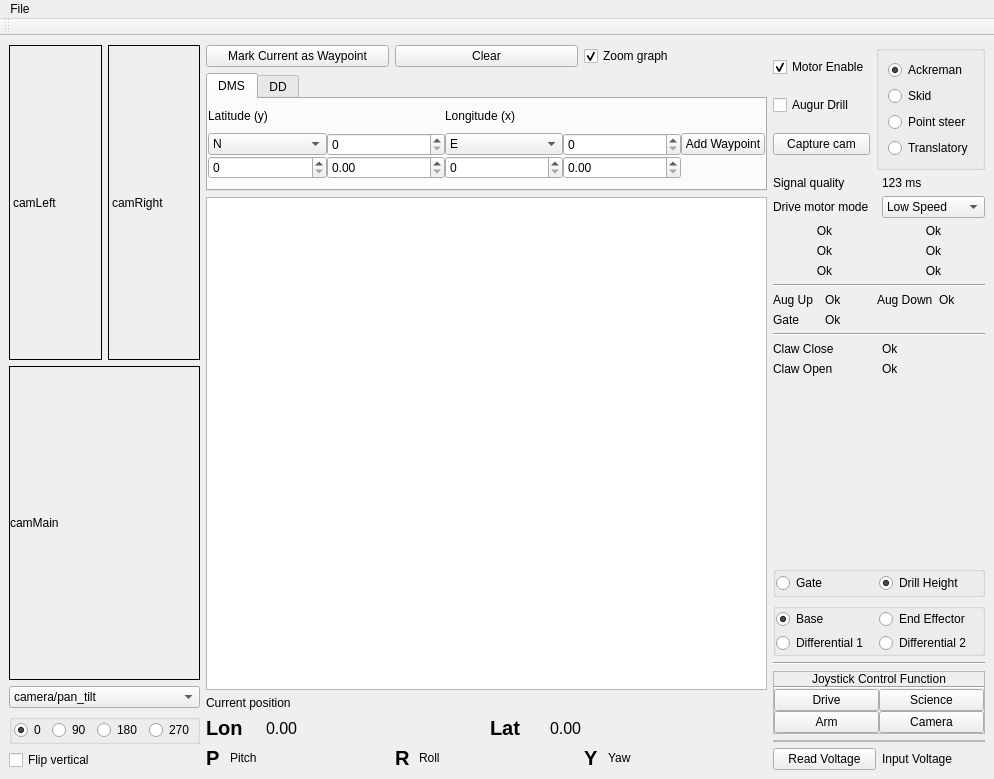
mcgill-robotics-archive/rover-archive, file catkin_ws/src/hci/MainWindow_V4.ui: the form before one commit.
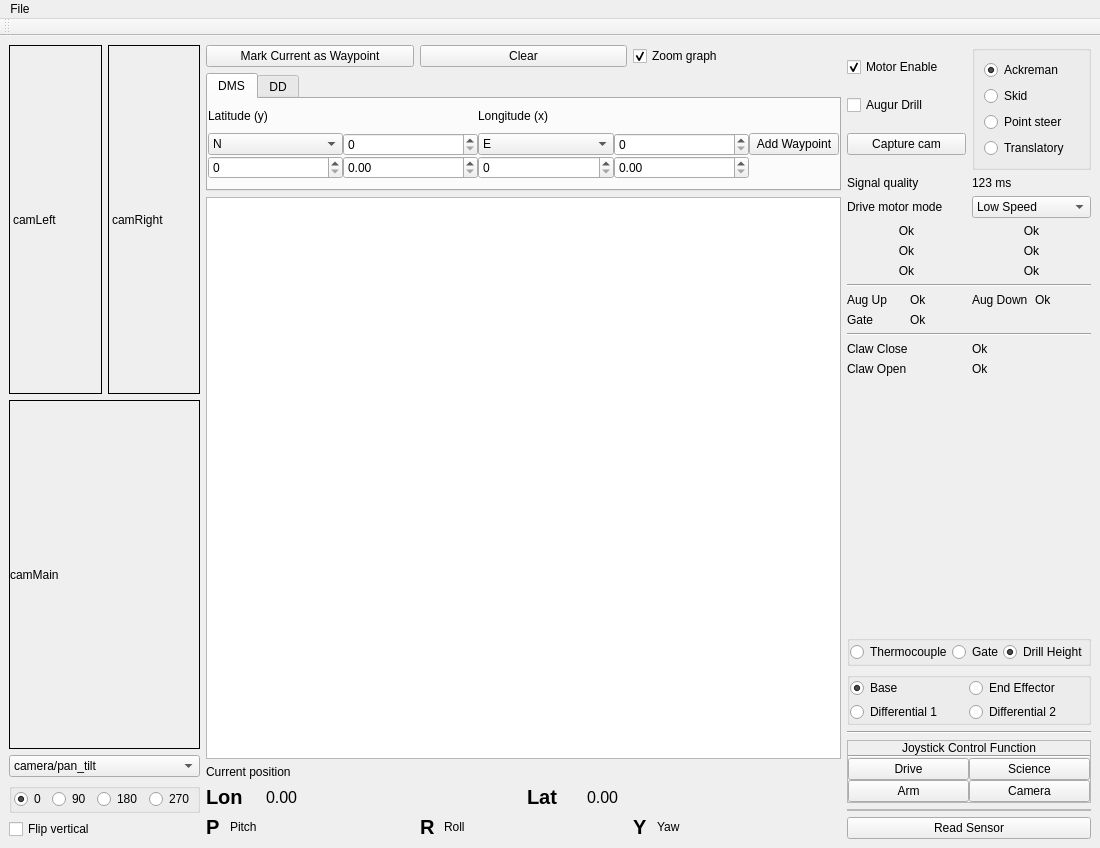
The form after the commit. Custom widgets are drawn as their Qt base class.

Commit message: Add sensor and thermocouple to hci

The edit to the form file:
```diff
--- a/catkin_ws/src/hci/MainWindow_V4.ui
+++ b/catkin_ws/src/hci/MainWindow_V4.ui
@@ -6,8 +6,8 @@
    <rect>
     <x>0</x>
     <y>0</y>
-    <width>994</width>
-    <height>779</height>
+    <width>1100</width>
+    <height>848</height>
    </rect>
   </property>
   <property name="windowTitle">
@@ -948,6 +948,13 @@
          <property name="bottomMargin">
           <number>0</number>
          </property>
+         <item>
+          <widget class="QRadioButton" name="Thermocouple">
+           <property name="text">
+            <string>Thermocouple</string>
+           </property>
+          </widget>
+         </item>
          <item>
           <widget class="QRadioButton" name="gate">
            <property name="text">
@@ -1174,14 +1181,7 @@
         <item>
          <widget class="QPushButton" name="read_voltage_button">
           <property name="text">
-           <string>Read Voltage</string>
-          </property>
-         </widget>
-        </item>
-        <item>
-         <widget class="QLabel" name="input_voltage_label">
-          <property name="text">
-           <string>Input Voltage</string>
+           <string>Read Sensor</string>
           </property>
          </widget>
         </item>
@@ -1212,7 +1212,7 @@
     <rect>
      <x>0</x>
      <y>0</y>
-     <width>994</width>
+     <width>1100</width>
      <height>25</height>
     </rect>
    </property>
```
Left out of the diff: 16 changed lines with no effect on the pictures. The commit also changes 6 other files.
